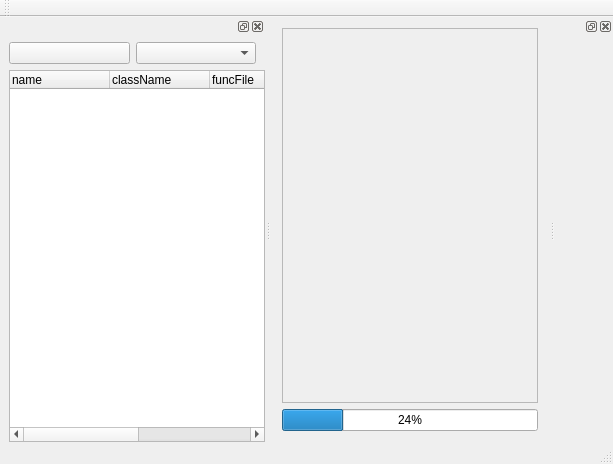
Old version of the form ServoMain/MainGTSD/mainwindow.ui in the repository tiangaomingjing/M4.
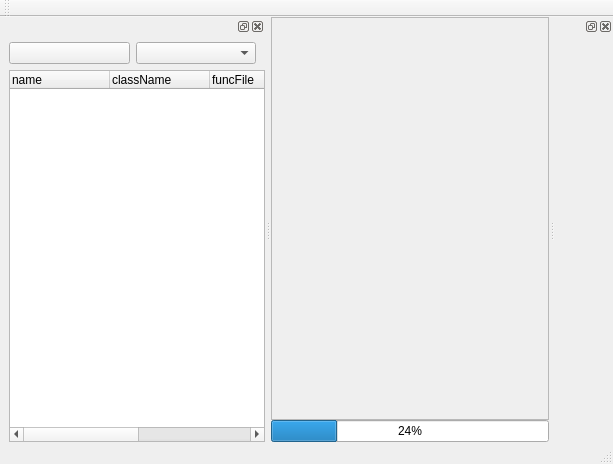
New version of the form.

Diff of the .ui file:
```diff
--- a/ServoMain/MainGTSD/mainwindow.ui
+++ b/ServoMain/MainGTSD/mainwindow.ui
@@ -15,8 +15,20 @@
   </property>
   <widget class="QWidget" name="centralWidget">
    <layout class="QGridLayout" name="gridLayout">
+    <property name="leftMargin">
+     <number>0</number>
+    </property>
+    <property name="topMargin">
+     <number>0</number>
+    </property>
+    <property name="rightMargin">
+     <number>0</number>
+    </property>
+    <property name="bottomMargin">
+     <number>0</number>
+    </property>
     <property name="spacing">
-     <number>6</number>
+     <number>0</number>
     </property>
     <item row="1" column="0">
      <widget class="QProgressBar" name="progressBar">
@@ -41,8 +53,8 @@
         <rect>
          <x>0</x>
          <y>0</y>
-         <width>244</width>
-         <height>361</height>
+         <width>362</width>
+         <height>378</height>
         </rect>
        </property>
        <layout class="QVBoxLayout" name="verticalLayout_3">
```
Left out of the diff: 81 changed lines with no effect on the pictures.
